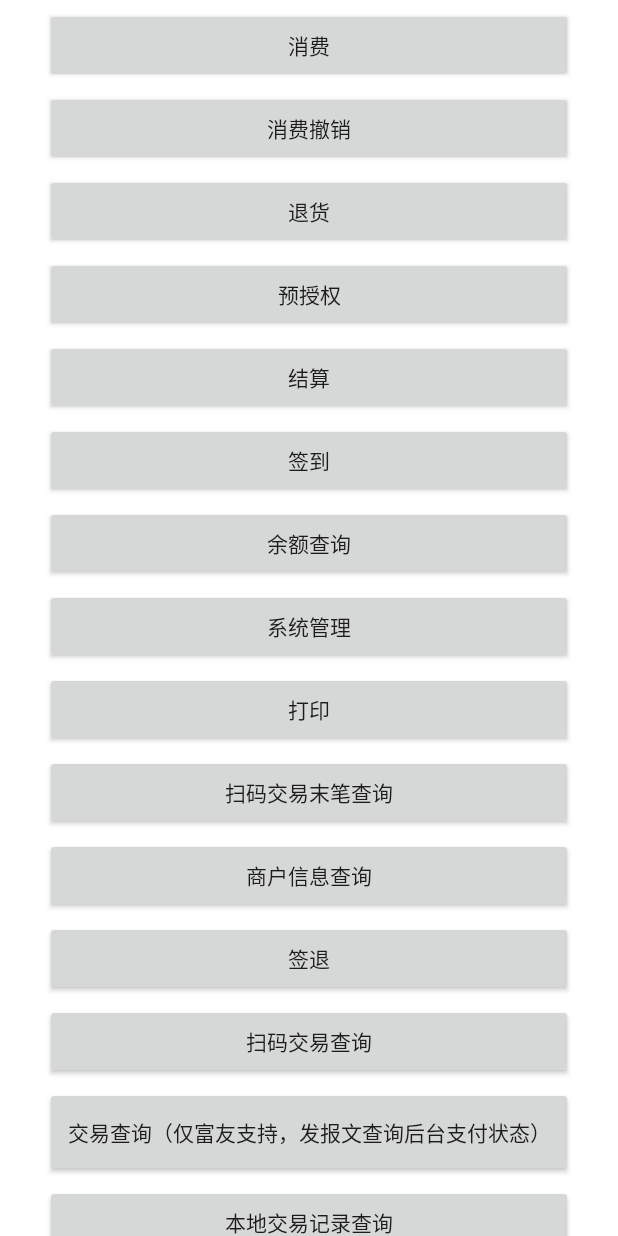
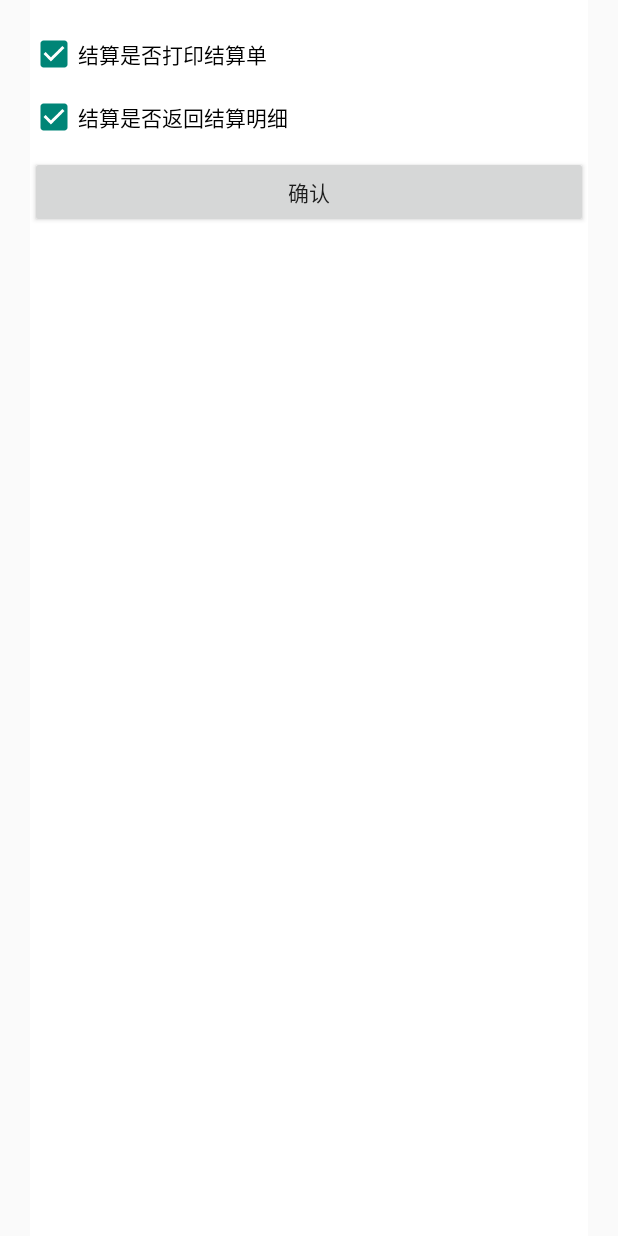
Before and after one commit to chuwuwang/sunmi-export-api-demo, an Android app: the screen it shows after launch (MainActivity before the commit, SettlementActivity after it), after a tap on "结算", on a phone screen of 412 x 824 dp. Run offline under Robolectric (Android 15) with nearby library versions, the phone set to English and light mode, and no system bars; 3 other taps on this screen came first.

Commit message:
0005583: L3 demo需要添加新增L3新增功能测试dem。

```diff
--- a/L3Demo/app/build.gradle
+++ b/L3Demo/app/build.gradle
@@ -12,8 +12,8 @@ android {
         applicationId "sunmi.l3demo"
         minSdkVersion 21
         targetSdkVersion 23
-        versionCode 21
-        versionName "v1.0.21"
+        versionCode 22
+        versionName "v1.0.22"
     }
 
     signingConfigs {
--- a/L3Demo/app/src/main/AndroidManifest.xml
+++ b/L3Demo/app/src/main/AndroidManifest.xml
@@ -22,6 +22,8 @@
         <activity android:name=".CustomConsumeActivity" />
         <activity android:name=".QrCodeTransactionQueryActivity" />
         <activity android:name=".LocalRecordTransactionQueryActivity" />
+        <activity android:name=".SettlementActivity" />
+        <activity android:name=".PrintActivity" />
 
         <!--接收结果广播-->
         <receiver android:name=".ResultReceiver">
--- a/L3Demo/app/src/main/java/sunmi/l3demo/MainActivity.java
+++ b/L3Demo/app/src/main/java/sunmi/l3demo/MainActivity.java
@@ -77,8 +77,8 @@ public class MainActivity extends Activity implements OnClickListener {
                 return;
             // 结算
             case R.id.btn_settlement:
-                intent.putExtra("transType", 7);
-                break;
+                startActivity(new Intent(this, SettlementActivity.class));
+                return;
             // 签到
             case R.id.btn_sign:
                 intent.putExtra("transType", 8);
@@ -93,8 +93,8 @@ public class MainActivity extends Activity implements OnClickListener {
                 break;
             // 打印
             case R.id.btn_print:
-                intent.putExtra("transType", 11);
-                break;
+                startActivity(new Intent(this, PrintActivity.class));
+                return;
             // 末笔查询
             case R.id.btn_last_transaction_query:
                 intent.putExtra("transType", 12);
--- /dev/null
+++ b/L3Demo/app/src/main/java/sunmi/l3demo/SettlementActivity.java
@@ -0,0 +1,40 @@
+package sunmi.l3demo;
+
+import android.app.Activity;
+import android.content.Intent;
+import android.os.Bundle;
+import android.support.annotation.Nullable;
+import android.view.View;
+import android.widget.Button;
+import android.widget.CheckBox;
+
+/**
+ * @author Created by Lee64 on 2017/8/31.
+ */
+
+public class SettlementActivity extends Activity {
+
+    @Override
+    protected void onCreate(@Nullable Bundle savedInstanceState) {
+        super.onCreate(savedInstanceState);
+        setContentView(R.layout.activity_settlement);
+        final CheckBox isPrintCb = (CheckBox) findViewById(R.id.cb_settlement_print);
+        final CheckBox isSettlePrintCb = (CheckBox) findViewById(R.id.cb_settlement_detail_print);
+        Button ok = (Button) findViewById(R.id.ok_btn);
+        ok.setOnClickListener(new View.OnClickListener() {
+
+            @Override
+            public void onClick(View v) {
+                Intent intent = new Intent("sunmi.payment.L3");
+                intent.putExtra("transType", 7);
+                intent.putExtra("appId", getPackageName());
+                intent.putExtra("transId", System.currentTimeMillis() + "");
+                intent.putExtra("isPrintSettleTicket", isPrintCb.isChecked());
+                intent.putExtra("isSettlementDetail", isSettlePrintCb.isChecked());
+                startActivity(intent);
+            }
+
+        });
+    }
+
+}
--- /dev/null
+++ b/L3Demo/app/src/main/res/layout/activity_settlement.xml
@@ -0,0 +1,37 @@
+<?xml version="1.0" encoding="utf-8"?>
+<LinearLayout xmlns:android="http://schemas.android.com/apk/res/android"
+    android:layout_width="match_parent"
+    android:layout_height="match_parent"
+    android:layout_marginEnd="20dp"
+    android:layout_marginStart="20dp"
+    android:background="@android:color/white"
+    android:orientation="vertical">
+
+    <CheckBox
+        android:id="@+id/cb_settlement_print"
+        android:layout_width="wrap_content"
+        android:layout_height="wrap_content"
+        android:layout_marginTop="20dp"
+        android:checked="true"
+        android:text="结算是否打印结算单"
+        android:textColor="#000000"
+        android:textSize="14dp" />
+
+    <CheckBox
+        android:id="@+id/cb_settlement_detail_print"
+        android:layout_width="wrap_content"
+        android:layout_height="wrap_content"
+        android:layout_marginTop="10dp"
+        android:checked="true"
+        android:text="结算是否返回结算明细"
+        android:textColor="#000000"
+        android:textSize="14dp" />
+
+    <Button
+        android:id="@+id/ok_btn"
+        android:layout_width="match_parent"
+        android:layout_height="wrap_content"
+        android:layout_marginTop="10dp"
+        android:text="@string/ok" />
+
+</LinearLayout>
```
Also changed, not shown: L3Demo/app/src/main/java/sunmi/l3demo/PrintActivity.java (added, +41 -0 lines), L3Demo/app/src/main/res/layout/activity_print.xml (added, +37 -0 lines).
